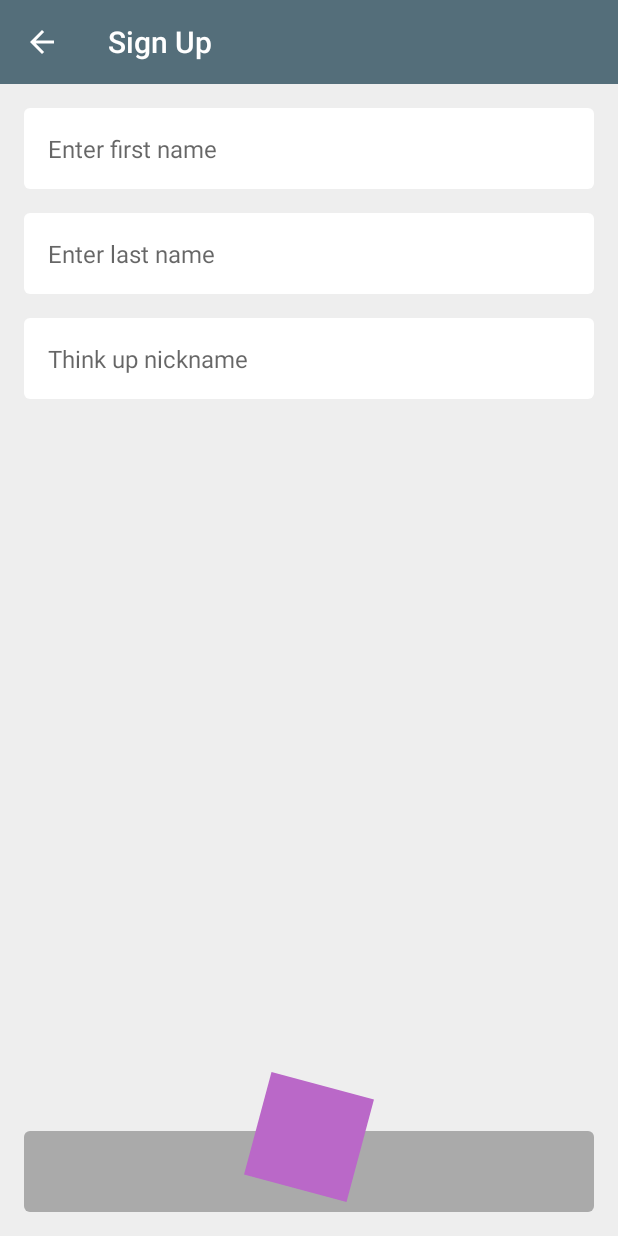
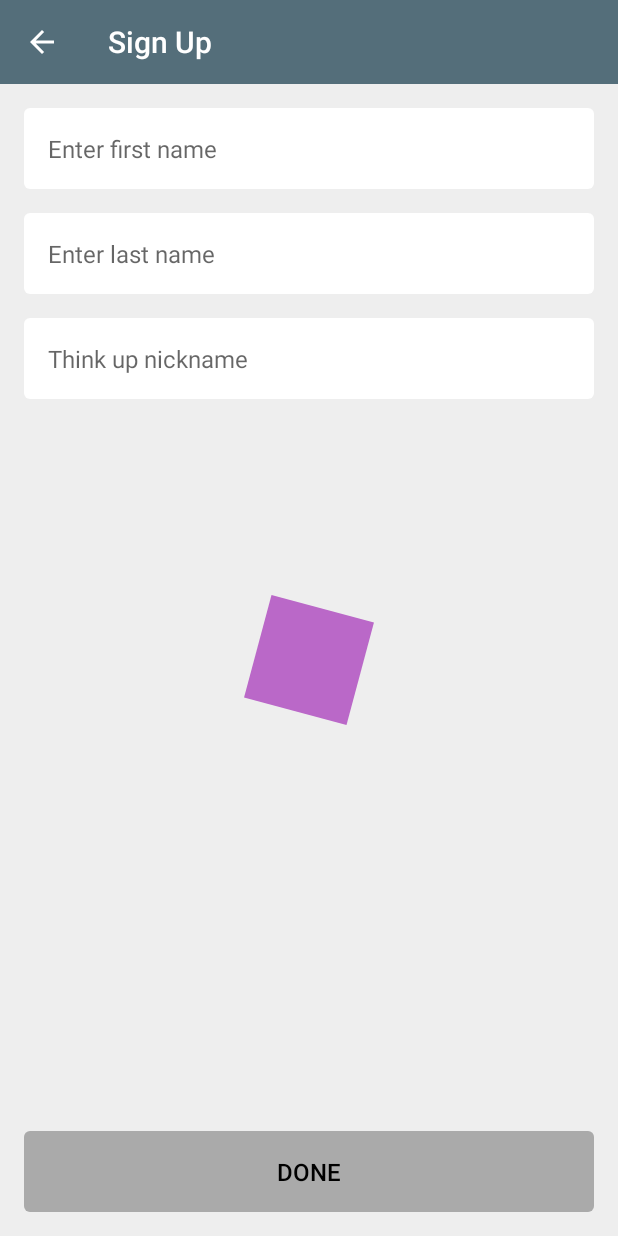
Before and after one commit to Lider123/Muspert, an Android app: the layout fragment_sign_up.xml on its own in the app's theme, with its tools: preview values and no code run, on a phone screen of 412 x 824 dp. Run offline under Robolectric (Android 15) with nearby library versions, the phone set to English and light mode, and no system bars.

Commit message:
Redesigned sugnup screen

```diff
--- a/app/src/main/java/com/babaetskv/muspert/ui/fragments/SignUpFragment.kt
+++ b/app/src/main/java/com/babaetskv/muspert/ui/fragments/SignUpFragment.kt
@@ -30,12 +30,10 @@ class SignUpFragment : BaseFragment(), SignUpView {
 
     override fun showProgress() {
         binding.confirmProgress.setVisible()
-        binding.confirmButton.setInvisible()
     }
 
     override fun hideProgress() {
         binding.confirmProgress.setGone()
-        binding.confirmButton.setVisible()
     }
 
     private fun initListeners() {
--- a/app/src/main/res/layout/fragment_sign_up.xml
+++ b/app/src/main/res/layout/fragment_sign_up.xml
@@ -1,12 +1,11 @@
 <?xml version="1.0" encoding="utf-8"?>
-<LinearLayout
+<androidx.constraintlayout.widget.ConstraintLayout
     xmlns:android="http://schemas.android.com/apk/res/android"
     xmlns:app="http://schemas.android.com/apk/res-auto"
     xmlns:tools="http://schemas.android.com/tools"
     android:layout_width="match_parent"
     android:layout_height="match_parent"
     android:background="@color/colorBackground"
-    android:orientation="vertical"
     tools:context=".ui.fragments.SignUpFragment">
 
     <androidx.appcompat.widget.Toolbar
@@ -14,11 +13,18 @@
         android:layout_width="match_parent"
         android:layout_height="?attr/actionBarSize"
         app:title="@string/sign_up"
-        app:navigationIcon="@drawable/ic_arrow_back_white"/>
+        app:navigationIcon="@drawable/ic_arrow_back_white"
+        app:layout_constraintTop_toTopOf="parent"/>
 
+    <ScrollView
+        android:layout_width="match_parent"
+        android:layout_height="0dp"
+        android:fillViewport="true"
+        app:layout_constraintTop_toBottomOf="@id/toolbar"
+        app:layout_constraintBottom_toBottomOf="parent">
         <LinearLayout
             android:layout_width="match_parent"
-        android:layout_height="match_parent"
+            android:layout_height="wrap_content"
             android:orientation="vertical"
             android:padding="@dimen/layout_baseline_default">
 
@@ -60,10 +66,6 @@
                 android:minHeight="@dimen/layout_baseline_default"
                 android:layout_weight="1"/>
 
-        <FrameLayout
-            android:layout_width="match_parent"
-            android:layout_height="wrap_content">
-
             <androidx.appcompat.widget.AppCompatButton
                 android:id="@+id/confirmButton"
                 android:layout_width="match_parent"
@@ -72,6 +74,8 @@
                 android:text="@string/done"
                 android:enabled="false"
                 android:visibility="visible"/>
+        </LinearLayout>
+    </ScrollView>
 
     <com.babaetskv.muspert.ui.view.SquareProgress
         android:id="@+id/confirmProgress"
@@ -79,7 +83,9 @@
         android:layout_height="wrap_content"
         android:layout_gravity="center"
         android:visibility="gone"
-                tools:visibility="visible"/>
-        </FrameLayout>
-    </LinearLayout>
-</LinearLayout>
+        tools:visibility="visible"
+        app:layout_constraintTop_toBottomOf="@id/toolbar"
+        app:layout_constraintBottom_toBottomOf="parent"
+        app:layout_constraintStart_toStartOf="parent"
+        app:layout_constraintEnd_toEndOf="parent"/>
+</androidx.constraintlayout.widget.ConstraintLayout>
```
Lines whose indentation alone changed are shown as unchanged.
